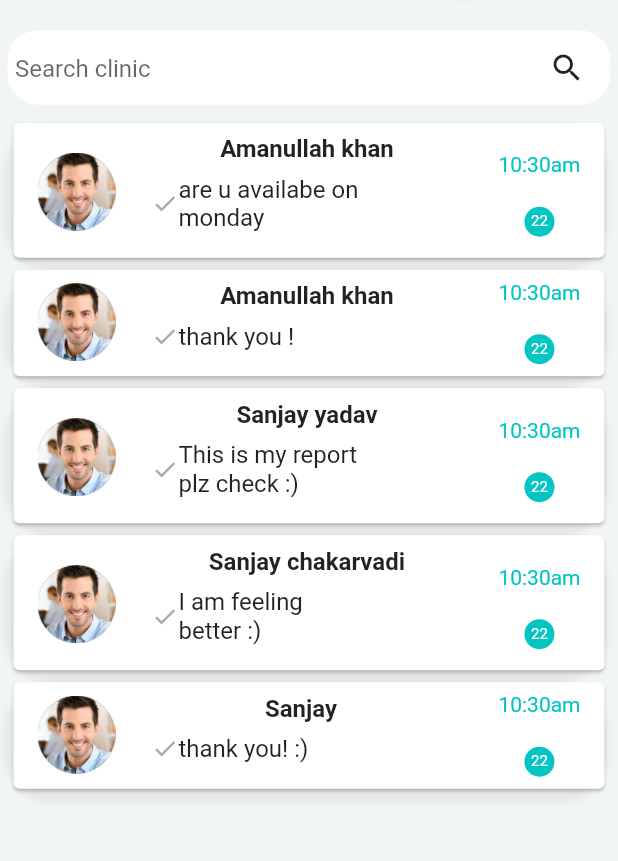
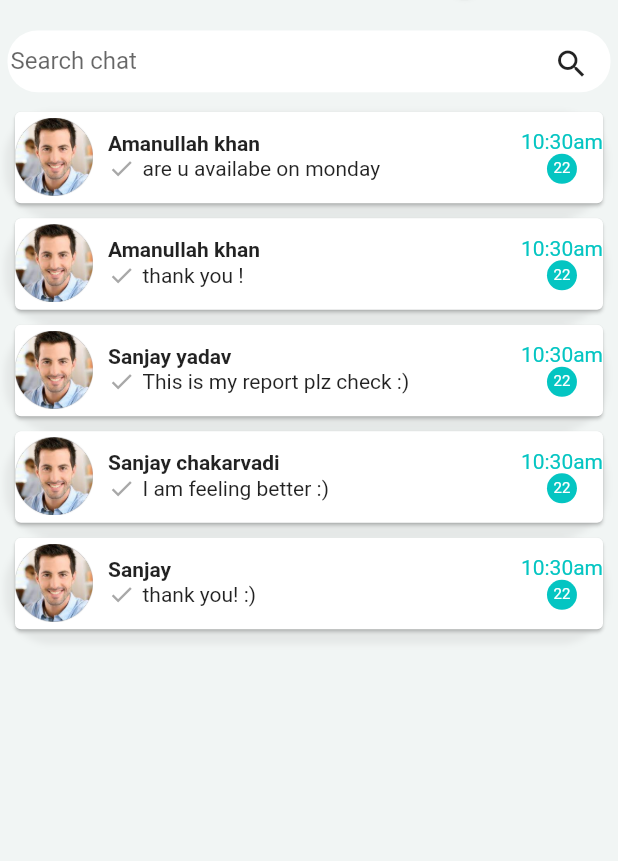
Before and after one commit to Shayan3008/doctorApp, a Flutter app: the ChatScreen screen opened directly, on a phone screen of 412 x 824 dp, the part 61-922 px from its top. Run offline on Flutter 3.47's test engine with Material 2 defaults, Android fonts, the phone set to English and light mode, and no system bars; our stand-ins replace badges, better_player, chewie, flutter_chat_bubble, google_fonts, hexcolor and 1 more; missing offline and left inert: icon_badge.

Commit message:
changed chat screen Ui

```diff
--- a/lib/screens/chatScreen.dart
+++ b/lib/screens/chatScreen.dart
@@ -57,11 +57,11 @@ class _ChatScreenState extends State<ChatScreen> {
         child: Column(
           children: [
             Container(
-              height: MediaQuery.of(context).size.height * 0.06,
+              height: MediaQuery.of(context).size.height * 0.05,
               decoration: BoxDecoration(
                   borderRadius: BorderRadius.circular(20), color: Colors.white),
               child: Padding(
-                padding: const EdgeInsets.all(5.0),
+                padding: const EdgeInsets.all(2.0),
                 child: Row(
                   crossAxisAlignment: CrossAxisAlignment.center,
                   mainAxisAlignment: MainAxisAlignment.spaceBetween,
@@ -74,7 +74,7 @@ class _ChatScreenState extends State<ChatScreen> {
                           enabledBorder: InputBorder.none,
                           errorBorder: InputBorder.none,
                           disabledBorder: InputBorder.none,
-                          hintText: 'Search clinic',
+                          hintText: 'Search chat',
                         ),
                       ),
                     ),
@@ -102,35 +102,47 @@ class _ChatScreenState extends State<ChatScreen> {
                             ],
                             borderRadius: BorderRadius.circular(32),
                           ),
+                          child: InkWell(
+                            onTap: () {
+                              Navigator.of(context).push(MaterialPageRoute(
+                                  builder: (ctx) => Chat(user[index].name)));
+                            },
+                            child: Padding(
+                              padding: const EdgeInsets.all(1.0),
                               child: Card(
                                 child: Container(
                                   margin: EdgeInsets.only(top: 4, bottom: 5),
                                   child: Row(
+                                    mainAxisAlignment:
+                                        MainAxisAlignment.spaceBetween,
                                     children: [
-                                  Expanded(
-                                    child: ListTile(
-                                      onTap: () {
-                                        Navigator.of(context).push(
-                                            MaterialPageRoute(
-                                                builder: (ctx) =>
-                                                    Chat(user[index].name)));
-                                      },
-                                      leading: CircleAvatar(
+                                      Row(
+                                        children: [
+                                          CircleAvatar(
                                             radius: 26,
-                                        backgroundColor: HexColor('#0BB556F'),
-                                        child:
-                                            Image.asset('assets/profile1.png'),
+                                            backgroundColor:
+                                                HexColor('#0BB556F'),
+                                            child: Image.asset(
+                                                'assets/profile1.png'),
                                           ),
-                                      title: Column(
+                                          SizedBox(
+                                            width: 10,
+                                          ),
+                                          Column(
+                                            mainAxisAlignment:
+                                                MainAxisAlignment.start,
+                                            crossAxisAlignment:
+                                                CrossAxisAlignment.start,
                                             children: [
-                                          Text(
+                                              Center(
+                                                child: Text(
                                                   user[index].name,
                                                   style: TextStyle(
-                                                fontWeight: FontWeight.bold),
+                                                      fontWeight:
+                                                          FontWeight.bold),
                                                 ),
-                                          Padding(
-                                            padding: const EdgeInsets.all(8.0),
-                                            child: Row(
+                                              ),
+                                              Row(
                                                 children: [
                                                   Icon(
                                                     Icons.check,
@@ -138,16 +150,24 @@ class _ChatScreenState extends State<ChatScreen> {
                                                         .withOpacity(0.9),
                                                     size: 18,
                                                   ),
+                                                  SizedBox(
+                                                    width: 5,
+                                                  ),
                                                   Container(
-                                                    width: 120,
+                                                      width:
+                                                          MediaQuery.of(context)
+                                                                  .size
+                                                                  .width *
+                                                              0.5,
                                                       child: Text(
                                                           user[index].status)),
                                                 ],
                                               ),
+                                            ],
                                           ),
                                         ],
                                       ),
-                                      trailing: Column(
+                                      Column(
                                         mainAxisAlignment:
                                             MainAxisAlignment.spaceBetween,
                                         children: [
@@ -186,9 +206,9 @@ class _ChatScreenState extends State<ChatScreen> {
                                           ),
                                         ],
                                       ),
+                                    ],
                                   ),
-                                  )
-                                ],
+                                ),
                               ),
                             ),
                           ),
```
Lines whose indentation alone changed are shown as unchanged.
